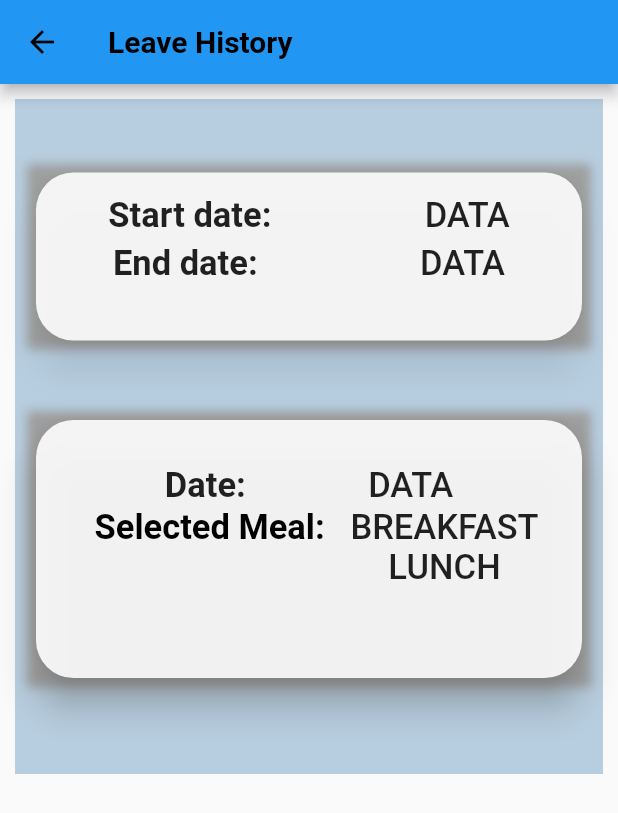
After one commit to Androrubin/MinorProject, a Flutter app: the LeaveHistory screen opened directly, on a phone screen of 412 x 824 dp. The commit adds this screen. Shown: the top 813 px of the screen. Run offline on Flutter 3.47's test engine with Material 2 defaults, Android fonts, the phone set to English and light mode, and no system bars; our stand-ins replace camera, cloud_firestore, convex_bottom_bar, firebase_auth, firebase_core, fluttertoast and 3 more; missing offline and left inert: dart:ffi; accounts and stored records are empty.

Commit message:
Added Transactions Page

```diff
--- a/lib/main.dart
+++ b/lib/main.dart
@@ -3,7 +3,8 @@ import 'package:flutter/material.dart';
 import 'package:messmaven_minor_project/login&onboarding/google_auth_screen.dart';
 import 'package:messmaven_minor_project/login&onboarding/splash_screen.dart';
 import 'package:messmaven_minor_project/nav_screens/base_screen.dart';
-
+import 'package:messmaven_minor_project/nav_screens/transactions/extra_items_history.dart';
+import 'package:messmaven_minor_project/nav_screens/transactions/leave_history.dart';
 import 'firebase_options.dart';
 
 void main() async {
--- /dev/null
+++ b/lib/nav_screens/transactions/leave_history.dart
@@ -0,0 +1,163 @@
+import 'package:flutter/material.dart';
+
+class LeaveHistory extends StatefulWidget {
+  const LeaveHistory({super.key});
+
+  @override
+  State<LeaveHistory> createState() => _LeaveHistoryState();
+}
+
+class _LeaveHistoryState extends State<LeaveHistory> {
+  @override
+  Widget build(BuildContext context) {
+    return Scaffold(
+        appBar: AppBar(
+          backgroundColor: Colors.blue,
+          title: Text(
+            "Leave History",
+            style: TextStyle(fontWeight: FontWeight.bold),
+          ),
+        ),
+        body: Container(
+          color: Color.fromARGB(255, 183, 206, 224),
+          margin: EdgeInsets.all(10),
+          height: 450,
+          child: Column(
+            children: [
+              Container(
+                decoration: const BoxDecoration(boxShadow: [
+                  BoxShadow(color: Colors.grey, blurRadius: 5, spreadRadius: 2)
+                ]),
+                margin: EdgeInsets.only(top: 45, left: 10, right: 10),
+                height: 120,
+                child: Card(
+                  color: const Color.fromARGB(228, 255, 255, 255),
+                  elevation: 10,
+                  shape: RoundedRectangleBorder(
+                    borderRadius: BorderRadius.circular(25),
+                  ),
+                  shadowColor: Colors.black45,
+                  child: const Padding(
+                    padding: const EdgeInsets.only(top: 15),
+                    child: Column(
+                      children: [
+                        Row(
+                          mainAxisAlignment: MainAxisAlignment.spaceAround,
+                          children: [
+                            Text(
+                              "Start date: ",
+                              style: TextStyle(
+                                  fontSize: 23, fontWeight: FontWeight.bold),
+                            ),
+                            Text(
+                              "DATA",
+                              style: TextStyle(
+                                  fontSize: 23, fontWeight: FontWeight.w500),
+                            ),
+                          ],
+                        ),
+                        SizedBox(
+                          height: 5,
+                        ),
+                        Row(
+                          mainAxisAlignment: MainAxisAlignment.spaceAround,
+                          children: [
+                            Text(
+                              "End date: ",
+                              style: TextStyle(
+                                  fontSize: 23, fontWeight: FontWeight.bold),
+                            ),
+                            Text(
+                              "DATA",
+                              style: TextStyle(
+                                  fontSize: 23, fontWeight: FontWeight.w500),
+                            ),
+                          ],
+                        ),
+                      ],
+                    ),
+                  ),
+                ),
+              ),
+              Container(
+                decoration: BoxDecoration(boxShadow: [
+                  BoxShadow(color: Colors.grey, blurRadius: 5, spreadRadius: 2)
+                ]),
+                margin: EdgeInsets.only(top: 45, left: 10, right: 10),
+                height: 180,
+                child: Card(
+                  color: const Color.fromARGB(228, 255, 255, 255),
+                  elevation: 10,
+                  shape: RoundedRectangleBorder(
+                    borderRadius: BorderRadius.circular(25),
+                  ),
+                  shadowColor: Colors.grey,
+                  child: Padding(
+                    padding: const EdgeInsets.only(top: 20),
+                    child: Padding(
+                      padding: const EdgeInsets.all(10),
+                      child: Column(
+                        children: [
+                          Row(
+                            mainAxisAlignment: MainAxisAlignment.spaceEvenly,
+                            children: [
+                              Text(
+                                "Date: ",
+                                style: TextStyle(
+                                    fontSize: 23, fontWeight: FontWeight.bold),
+                              ),
+                              Text(
+                                "DATA",
+                                style: TextStyle(
+                                    fontSize: 23, fontWeight: FontWeight.w500),
+                              ),
+                            ],
+                          ),
+                          SizedBox(
+                            height: 1,
+                          ),
+                          Padding(
+                            padding: const EdgeInsets.only(left: 10),
+                            child: Row(
+                              mainAxisAlignment: MainAxisAlignment.center,
+                              children: [
+                                Text(
+                                  "Selected Meal:   \n",
+                                  style: TextStyle(
+                                      fontSize: 23,
+                                      fontWeight: FontWeight.bold,
+                                      color: Colors.black),
+                                ),
+                                Column(
+                                  children: [
+                                    Text(
+                                      "BREAKFAST",
+                                      style: TextStyle(
+                                          fontSize: 23,
+                                          fontWeight: FontWeight.w500),
+                                    ),
+                                    Padding(
+                                      padding: const EdgeInsets.only(left: 0),
+                                      child: Text(
+                                        "LUNCH",
+                                        style: TextStyle(
+                                            fontSize: 23,
+                                            fontWeight: FontWeight.w500),
+                                      ),
+                                    ),
+                                  ],
+                                ),
+                              ],
+                            ),
+                          ),
+                        ],
+                      ),
+                    ),
+                  ),
+                ),
+              )
+            ],
+          ),
+        ));
+  }
+}
```
Also changed, not shown: lib/nav_screens/transactions/extra_items_history.dart (added, +118 -0 lines).
